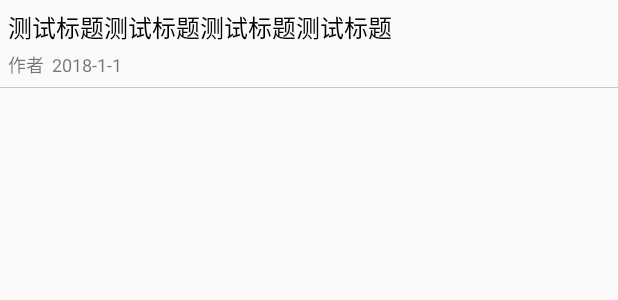
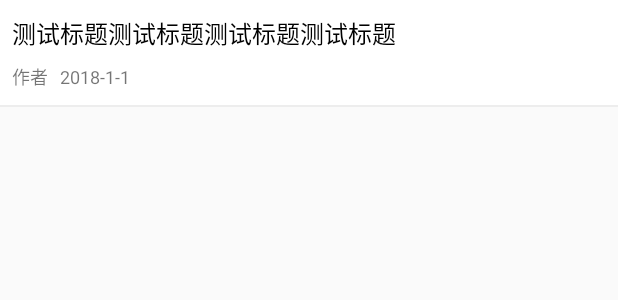
Before and after one commit to senventise/CLReader, an Android app: the layout post_item.xml on its own in the app's theme, with its tools: preview values and no code run, on a phone screen of 412 x 824 dp. Shown: the top 300 px of the screen. Run offline under Robolectric (Android 15) with nearby library versions, the phone set to English and light mode, and no system bars.

Commit message:
feat: 优化文章列表显示效果
增加点击时的动画，修改各元素间距离

```diff
--- /dev/null
+++ b/app/src/main/res/drawable/list_item_touch_background.xml
@@ -0,0 +1,5 @@
+<?xml version="1.0" encoding="utf-8"?>
+<ripple xmlns:android="http://schemas.android.com/apk/res/android"
+    android:color="#88dddddd">
+    <item android:drawable="@color/pureWhite"/>
+</ripple>
--- a/app/src/main/res/layout/post_item.xml
+++ b/app/src/main/res/layout/post_item.xml
@@ -3,27 +3,30 @@
     xmlns:app="http://schemas.android.com/apk/res-auto"
     android:orientation="vertical"
     android:layout_width="match_parent"
+    android:background="@drawable/list_item_touch_background"
     android:layout_height="wrap_content">
 
     <TextView
-        android:layout_marginTop="6dp"
-        android:layout_marginStart="5dp"
+        android:maxLines="2"
+        android:layout_marginTop="10dp"
+        android:layout_marginStart="8dp"
         android:textSize="16sp"
         android:id="@+id/post_item_title"
         android:textColor="@color/pureBlack"
         android:layout_width="wrap_content"
         android:layout_height="wrap_content"
         android:text="测试标题测试标题测试标题测试标题"
+        android:ellipsize="end"
         app:layout_constraintBottom_toTopOf="@+id/post_item_author" />
 
     <androidx.appcompat.widget.LinearLayoutCompat
-        android:layout_marginTop="4dp"
+        android:layout_marginTop="8dp"
         android:layout_width="match_parent"
         android:layout_height="wrap_content"
         android:orientation="horizontal">
 
         <TextView
-            android:layout_marginStart="5dp"
+            android:layout_marginStart="8dp"
             android:textSize="12sp"
             android:id="@+id/post_item_author"
             android:layout_width="wrap_content"
@@ -31,7 +34,7 @@
             android:text="作者" />
 
         <TextView
-            android:layout_marginStart="5dp"
+            android:layout_marginStart="8dp"
             android:textSize="12sp"
             android:id="@+id/post_item_time"
             android:layout_width="wrap_content"
@@ -40,9 +43,9 @@
     </androidx.appcompat.widget.LinearLayoutCompat>
 
     <View
-        android:layout_marginTop="6dp"
-        android:background="#889f9f9f"
+        android:layout_marginTop="10dp"
+        android:background="#88dddddd"
         android:layout_width="match_parent"
-        android:layout_height="0.5dp"></View>
+        android:layout_height="1dp"></View>
 
 </androidx.appcompat.widget.LinearLayoutCompat>
--- a/app/src/main/res/values/colors.xml
+++ b/app/src/main/res/values/colors.xml
@@ -4,4 +4,6 @@
     <color name="colorPrimaryDark">#00574B</color>
     <color name="colorAccent">#D81B60</color>
     <color name="pureBlack">#000000</color>
+    <color name="pureWhite">#FFFFFF</color>
+    <color name="bitGray">#88dddddd</color>
 </resources>
```
